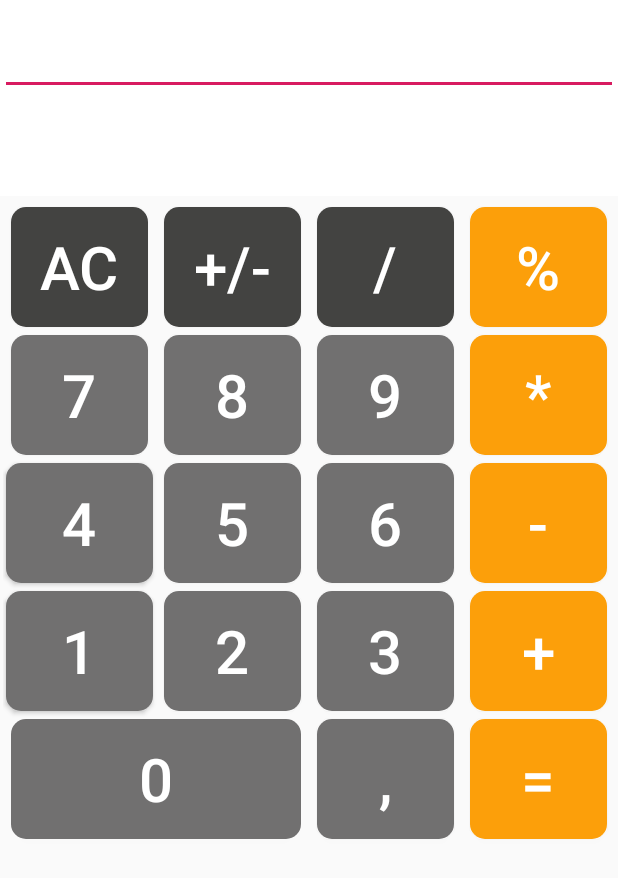
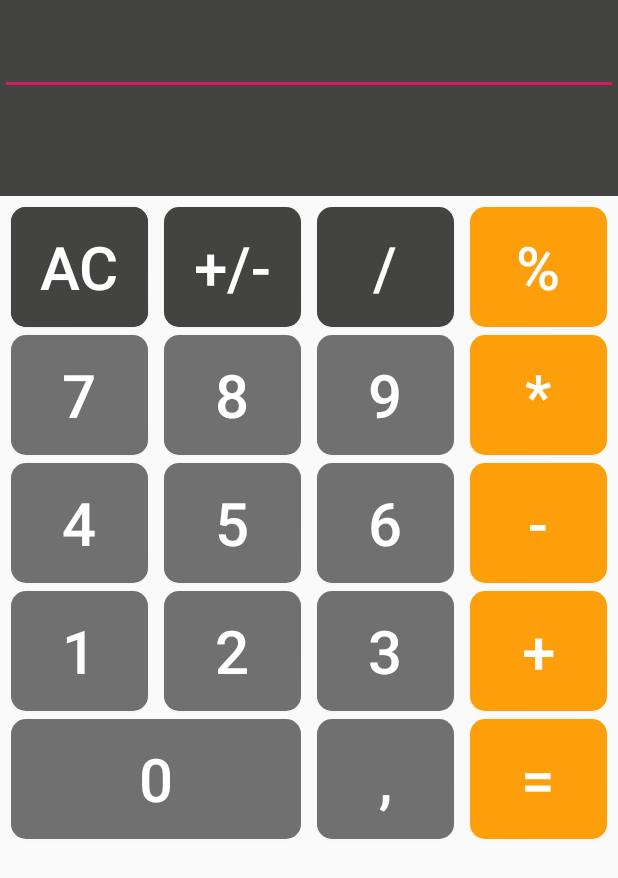
Before and after one commit to mimadera/AndroidStudioProjects, an Android app: the screen it shows after launch (MainActivity), after a tap on "AC", on a phone screen of 412 x 824 dp. Shown: the top 878 px of the screen. Run offline under Robolectric (Android 15) with nearby library versions, the phone set to English and light mode, and no system bars.

Commit message:
button delete working

```diff
--- a/Calculator/app/src/main/java/com/example/calculator/MainActivity.java
+++ b/Calculator/app/src/main/java/com/example/calculator/MainActivity.java
@@ -28,6 +28,7 @@ public class MainActivity extends AppCompatActivity {
     private Button BtnMinus;
     private Button BtnProcent;
     private Button BtnComma;
+    private Button BtnC;
 
     private double value1 = Double.NaN;
     private double value2;
@@ -65,15 +66,14 @@ public class MainActivity extends AppCompatActivity {
         BtnResult = findViewById(R.id.BtnResult);
         BtnMult = findViewById(R.id.BtnMult);
         BtnAC = findViewById(R.id.BtnAC);
+        BtnC = findViewById(R.id.BtnC);
         BtnComma = findViewById(R.id.BtnComma);
 
         BtnAC.setOnClickListener(new View.OnClickListener() {
             @Override
             public void onClick(View v) {
                 userInput.setText(null);
-                value2=0;
-                value1=0;
-
+                results.setText(null);
             }
         });
 
@@ -90,6 +90,36 @@ public class MainActivity extends AppCompatActivity {
                 }
                 results.setText(value1 + " + ");
                 userInput.setText(null);
+
+            }
+        });
+
+        BtnPlusMinus.setOnClickListener(new View.OnClickListener() {
+            @Override
+            public void onClick(View v) {
+
+                action = "+-";
+                if(!Double.isNaN(value1)) {
+                    value2= Double.parseDouble(userInput.getText().toString());
+                    results.setText((value2 * -1) + "");
+                    userInput.setText(null);
+                }
+
+            }
+        });
+
+        BtnC.setOnClickListener(new View.OnClickListener() {
+            @Override
+            public void onClick(View v) {
+
+                action = "+-";
+                if(!Double.isNaN(value1)) {
+                    value2= Double.parseDouble(userInput.getText().toString());
+                    results.setText((value2 * -1) + "");
+                    userInput.setText(null);
+                    BtnC.setVisibility(View.GONE);
+                    //stopButton.setVisibility(View.VISIBLE);
+                }
 
             }
         });
--- a/Calculator/app/src/main/res/layout/buttons.xml
+++ b/Calculator/app/src/main/res/layout/buttons.xml
@@ -7,6 +7,20 @@
     android:rowCount="5"
     android:layout_margin="2dp"
     >
+
+    <Button
+        android:text="C"
+        android:id="@+id/BtnC"
+        style="@style/Buttons"
+        android:layout_column="0"
+        android:layout_row="0"
+        android:layout_columnWeight="1"
+        android:layout_marginTop="5dp"
+        android:layout_marginLeft="5dp"
+        android:layout_marginRight="5dp"
+
+
+        />
 
     <Button
         android:text="AC"
@@ -111,8 +125,8 @@
         android:layout_row="2"
         android:layout_columnWeight="1"
         android:layout_marginTop="5dp"
-        android:layout_marginLeft="2dp"
-        android:layout_marginRight="2dp"
+        android:layout_marginLeft="5dp"
+        android:layout_marginRight="5dp"
 
         />
     <Button
@@ -158,8 +172,8 @@
         android:layout_row="3"
         android:layout_columnWeight="1"
         android:layout_marginTop="5dp"
-        android:layout_marginLeft="2dp"
-        android:layout_marginRight="2dp"
+        android:layout_marginLeft="5dp"
+        android:layout_marginRight="5dp"
 
         />
     <Button
--- a/Calculator/app/src/main/res/layout/results.xml
+++ b/Calculator/app/src/main/res/layout/results.xml
@@ -4,7 +4,7 @@
     android:layout_width="match_parent"
     android:layout_height="match_parent"
     android:orientation="vertical"
-    android:background="#ffffff">
+    android:background="#434341">
 
     <EditText
         android:id="@+id/userInput"
@@ -14,6 +14,7 @@
         android:textSize="30sp"
         android:textAlignment="textEnd"
         android:layout_marginTop="2dp"
+        android:textColor="#ffffff"
         />
     <TextView
         android:id="@+id/results"
@@ -22,6 +23,7 @@
         android:text=""
         android:textSize="50sp"
         android:textAlignment="textEnd"
+        android:textColor="#ffffff"
         />
 
 </LinearLayout>
```
